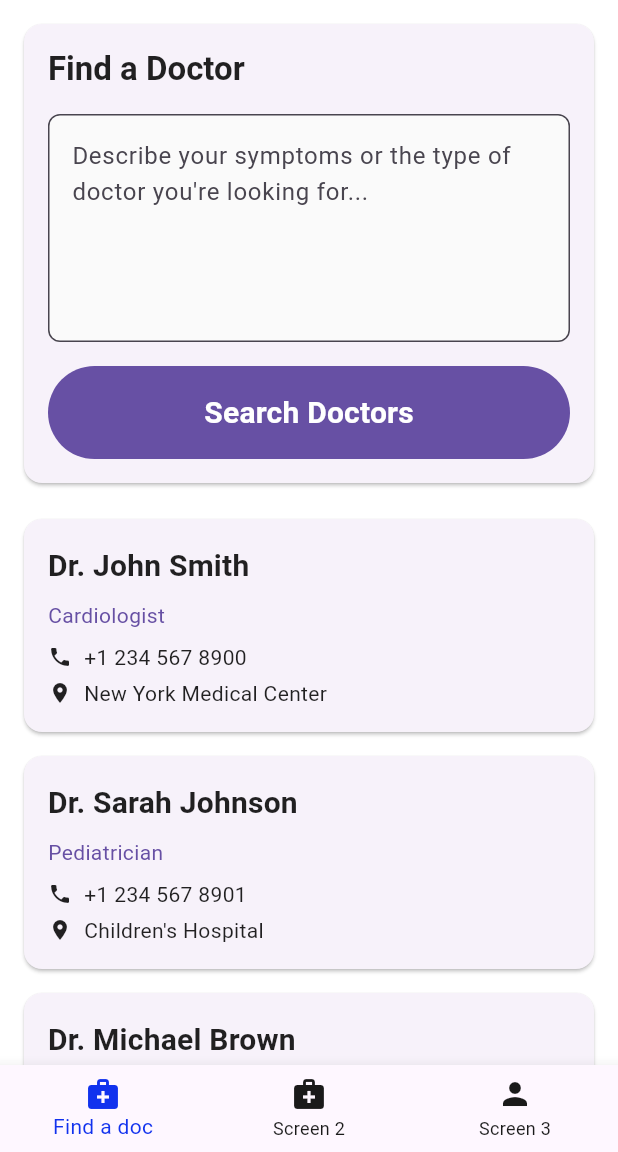
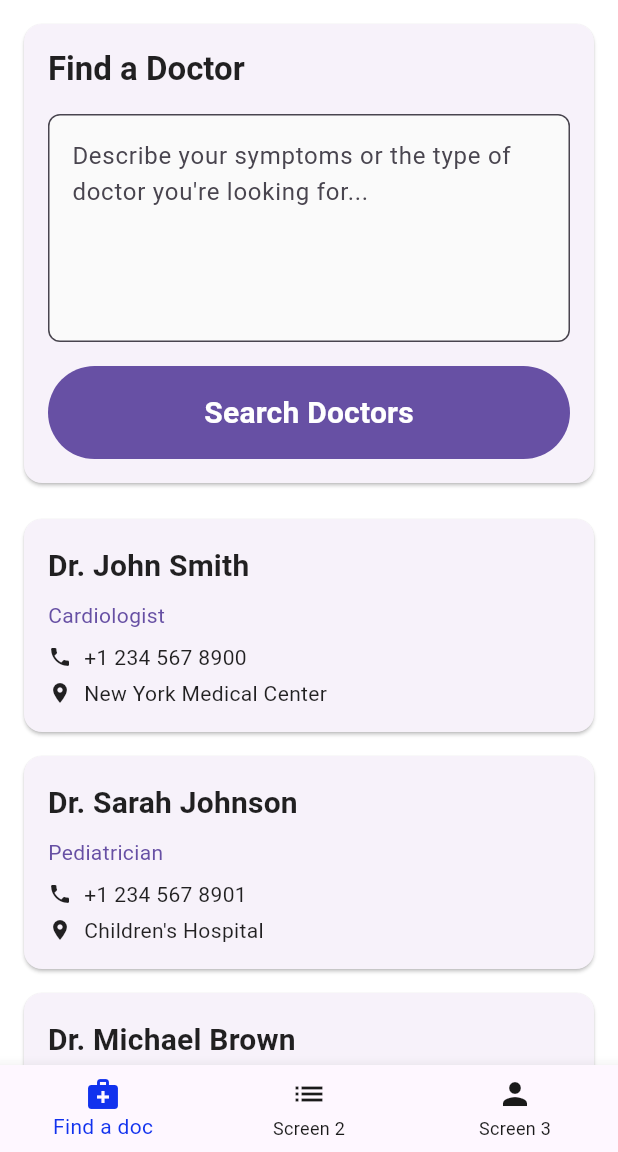
Before and after one commit to sourav-ganguly/doctor-finder, a Flutter app: the screen it shows after launch, on a phone screen of 412 x 824 dp, the part 84-1236 px from its top. Run offline on Flutter 3.47's test engine with Material 3 defaults, Android fonts, the phone set to English and light mode, and no system bars; our stand-ins replace flutter_riverpod.

Commit message:
Refactor Doctor Finder screen and update Home screen navigation
- Wrapped DoctorFinderScreen in a GestureDetector to dismiss the keyboard on tap.
- Improved code readability by restructuring the widget tree in DoctorFinderScreen.
- Changed the icon for the 'Find a doc' BottomNavigationBarItem to a list icon for better representation.

```diff
--- a/lib/features/doctor_finder/screens/doctor_finder_screen.dart
+++ b/lib/features/doctor_finder/screens/doctor_finder_screen.dart
@@ -32,7 +32,9 @@ class _DoctorFinderScreenState extends ConsumerState<DoctorFinderScreen> {
 
     final theme = Theme.of(context);
 
-    return Scaffold(
+    return GestureDetector(
+      onTap: () => FocusScope.of(context).unfocus(),
+      child: Scaffold(
         appBar: AppBar(
           title: const Text(
             'Doctor Finder',
@@ -70,6 +72,7 @@ class _DoctorFinderScreenState extends ConsumerState<DoctorFinderScreen> {
             ),
           ],
         ),
+      ),
     );
   }
 }
--- a/lib/features/home/ui/home_screen.dart
+++ b/lib/features/home/ui/home_screen.dart
@@ -30,7 +30,7 @@ class _HomeScreenState extends State<HomeScreen> {
             label: 'Find a doc',
           ),
           BottomNavigationBarItem(
-            icon: Icon(Icons.medical_services),
+            icon: Icon(Icons.list),
             label: 'Screen 2',
           ),
           BottomNavigationBarItem(
```
Lines whose indentation alone changed are shown as unchanged.
